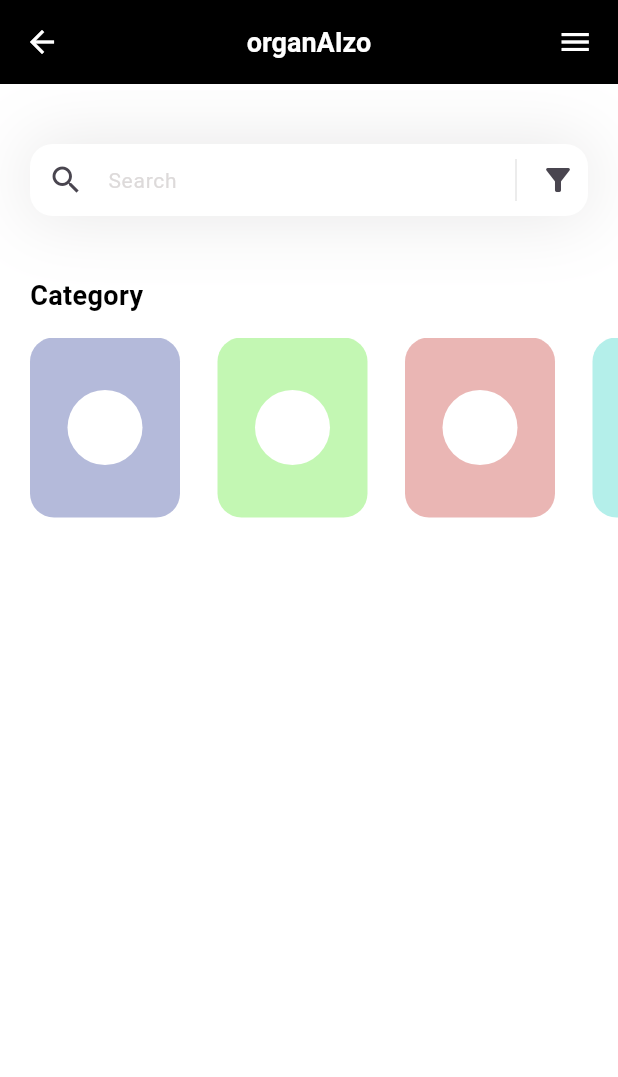
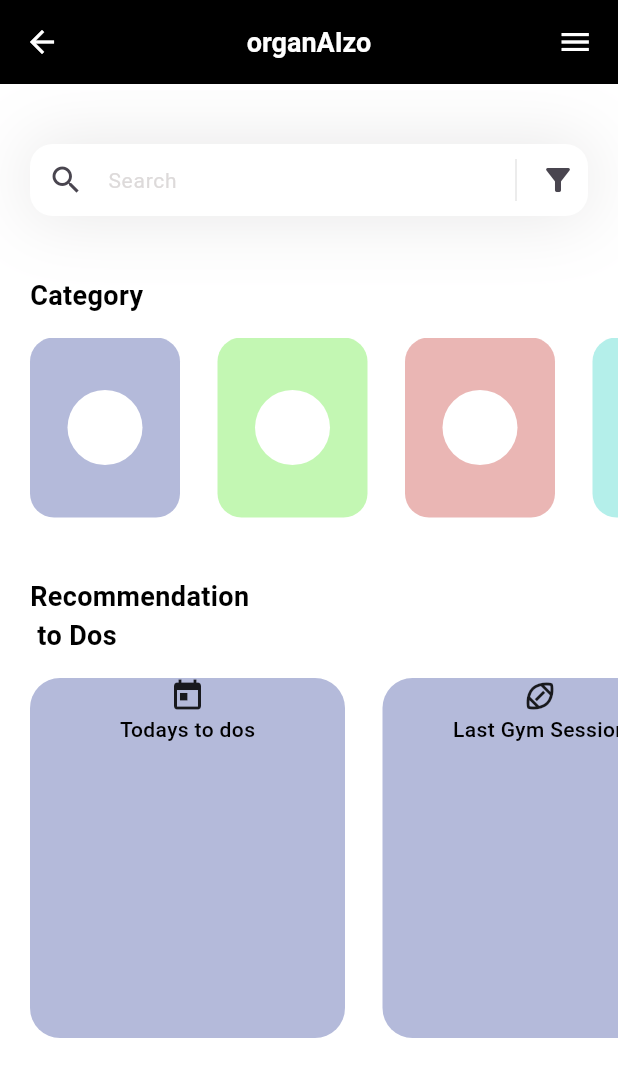
Before and after one commit to organAIzo/organAIzo_mobile_app, a Flutter app: the screen it shows after launch, on a phone screen of 412 x 824 dp. Shown: the top 1077 px of the screen. Run offline on Flutter 3.47's test engine with Material 3 defaults, Android fonts, the phone set to English and light mode, and no system bars; our stand-ins replace table_calendar.

```diff
--- /dev/null
+++ b/mobile_app_organaizo/lib/models/recommendation_model.dart
@@ -0,0 +1,25 @@
+import 'package:flutter/material.dart';
+
+class RecommendationModel {
+  String name;
+  Widget icon;
+  Color boxColor;
+  bool viewisSelected;
+
+  RecommendationModel({
+    required this.name,
+    required this.icon,
+    required this.boxColor,
+    required this.viewisSelected
+  });
+
+  static List < RecommendationModel > getRecommendation() {
+    List < RecommendationModel > recommended = [];
+
+    recommended.add(RecommendationModel(name: "Todays to dos", icon: const Icon(Icons.today), boxColor: const Color.fromARGB(255, 5, 26, 133), viewisSelected: true));
+    recommended.add(RecommendationModel(name: "Last Gym Session", icon: const Icon(Icons.sports_football_outlined), boxColor: const Color.fromARGB(255, 5, 26, 133), viewisSelected: false));
+    recommended.add(RecommendationModel(name: "Your Breakfast", icon: const Icon(Icons.free_breakfast), boxColor: const Color.fromARGB(255, 5, 26, 133), viewisSelected: false));
+
+    return recommended;
+  }
+}
--- a/mobile_app_organaizo/lib/pages/home.dart
+++ b/mobile_app_organaizo/lib/pages/home.dart
@@ -1,5 +1,6 @@
 import 'package:flutter/material.dart';
 import 'package:mobile_app_organaizo/models/category_model.dart';
+import 'package:mobile_app_organaizo/models/recommendation_model.dart';
 
 
 class HomePage extends StatefulWidget {
@@ -11,21 +12,16 @@ class HomePage extends StatefulWidget {
 
 class _HomePageState extends State<HomePage> {
   List<CategoryModel> categories = [];
+  List<RecommendationModel> recommended = [];
 
-  void getCategories(){
+  void getInitialInfo() {
     categories = CategoryModel.getCategories();
-  }
-
-
-
-  @override
-  void initState() {
-    getCategories();
+    recommended = RecommendationModel.getRecommendation();
   }
 
   @override
   Widget build(BuildContext context) {
-    getCategories();
+    getInitialInfo();
     return Scaffold(
       appBar: appBar(),
       backgroundColor: Colors.white,
@@ -34,7 +30,60 @@ class _HomePageState extends State<HomePage> {
         children: [
           _searchField(),
           const SizedBox(height:40,),
-          category()
+          category(),
+          const SizedBox(height: 40,),
+          Column(
+            crossAxisAlignment: CrossAxisAlignment.start,
+            children: [
+              const Padding(
+                padding: EdgeInsets.only(left:20),
+                child: Text('Recommendation\n to Dos',
+                style: TextStyle(
+                  color: Colors.black,
+                  fontSize: 18,
+                  fontWeight: FontWeight.w600
+                ),),
+              ),
+              const SizedBox(height: 15,),
+              Container(color: Colors.white,
+              height: 240,
+              child: ListView.separated(
+                itemBuilder: (context, index) {
+                  return Container(
+                    width: 210,
+                    decoration: BoxDecoration(
+                      color: recommended[index].boxColor.withOpacity(0.3),
+                      borderRadius: BorderRadius.circular(20)
+                    ),
+                    child: Column(
+                      children: [
+                        recommended[index].icon,
+                        Text(
+                          recommended[index].name,
+                          style: const TextStyle(
+                            fontWeight: FontWeight.w500,
+                            color: Colors.black,
+                          )
+                        )
+
+                      ],
+                    ),
+                  );
+                },
+                 separatorBuilder: (context, index) => const SizedBox(width: 25,),
+                  itemCount: recommended.length,
+                  scrollDirection: Axis.horizontal,
+                  padding: const EdgeInsets.only(
+                    left: 20,
+                    right: 20
+                  ),
+                  ),
+                  )
+
+
+            ],
+
+          )
         ],
       ),
     );
```
Also changed, not shown: mobile_app_organaizo/lib/main.dart (+8 -0 lines).
